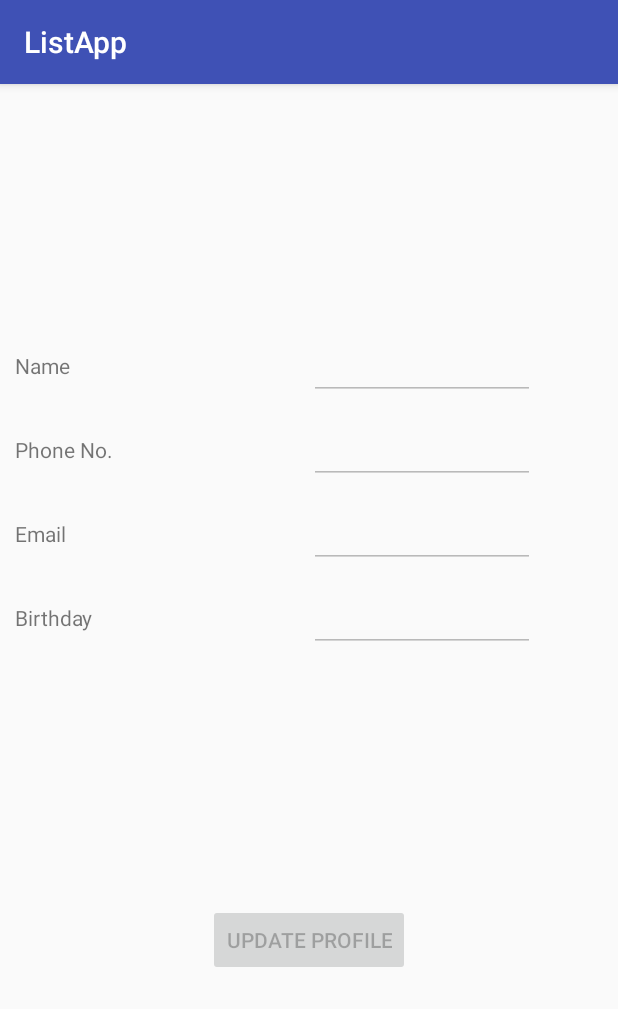
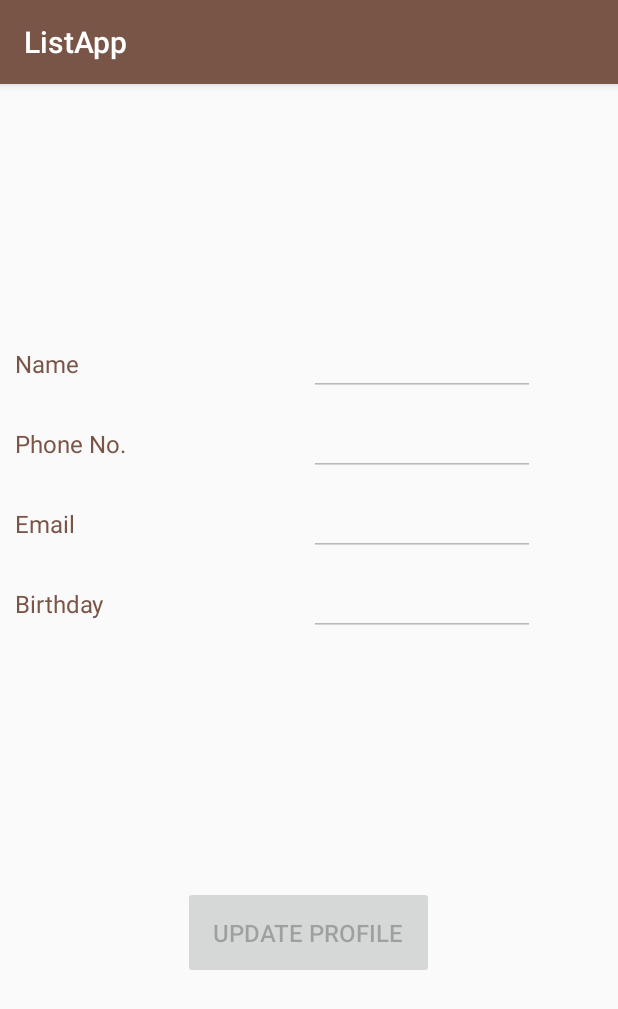
Before and after one commit to sai626/ListApp, an Android app: the fragment ProfileFragment shown on its own in the app's theme, on a phone screen of 412 x 824 dp. Shown: the top 1009 px of the screen. Run offline under Robolectric (Android 15) with nearby library versions, the phone set to English and light mode, and no system bars.

```diff
--- a/app/build.gradle
+++ b/app/build.gradle
@@ -27,5 +27,6 @@ dependencies {
     compile 'com.android.support:appcompat-v7:26.+'
     compile 'com.android.support.constraint:constraint-layout:1.0.2'
     compile 'com.android.support:design:26.+'
+    compile 'com.android.support:cardview-v7:26.+'
     testCompile 'junit:junit:4.12'
 }
--- a/app/src/main/res/layout/activity_main.xml
+++ b/app/src/main/res/layout/activity_main.xml
@@ -6,7 +6,7 @@
     android:layout_width="match_parent"
     android:layout_height="match_parent"
     android:orientation="vertical"
-    tools:context="r201.vista.lake.listapp.MainActivity">
+    tools:context="r201.vista.lake.listapp.Activities.MainActivity">
 
     <FrameLayout
         android:id="@+id/content"
--- a/app/src/main/res/layout/fragment_profile.xml
+++ b/app/src/main/res/layout/fragment_profile.xml
@@ -32,7 +32,8 @@
             android:layout_height="wrap_content"
             android:layout_weight="1"
             android:text="Name"
-            android:layout_gravity="center"/>
+            android:layout_gravity="center"
+            android:textAppearance="@style/NormalText"/>
 
         <LinearLayout
             android:layout_width="0dp"
@@ -45,6 +46,7 @@
             android:layout_height="wrap_content"
             android:layout_weight="1"
             android:inputType="none"
+            android:textAppearance="@style/NormalText"
             android:id="@+id/name"/>
 
             <ImageView
@@ -65,7 +67,8 @@
             android:layout_height="wrap_content"
             android:layout_weight="1"
             android:text="Phone No."
-            android:layout_gravity="center"/>
+            android:layout_gravity="center"
+            android:textAppearance="@style/NormalText"/>
 
         <LinearLayout
             android:layout_width="0dp"
@@ -78,7 +81,8 @@
                 android:layout_height="wrap_content"
                 android:inputType="none"
                 android:layout_weight="1"
-                android:id="@+id/phoneNo"/>
+                android:id="@+id/phoneNo"
+                android:textAppearance="@style/NormalText"/>
 
             <ImageView
                 android:layout_width="20dp"
@@ -98,9 +102,11 @@
             android:layout_height="wrap_content"
             android:layout_weight="1"
             android:text="Email"
-            android:layout_gravity="center"/>
+            android:layout_gravity="center"
+            android:textAppearance="@style/NormalText"/>
 
         <LinearLayout
+
             android:layout_width="0dp"
             android:layout_height="wrap_content"
             android:layout_weight="1"
@@ -111,9 +117,11 @@
                 android:layout_height="wrap_content"
                 android:layout_weight="1"
                 android:inputType="none"
-                android:id="@+id/email"/>
+                android:id="@+id/email"
+                android:textAppearance="@style/NormalText"/>
 
             <ImageView
+
                 android:layout_width="20dp"
                 android:layout_height="20dp"
                 android:layout_margin="10dp"
@@ -131,7 +139,8 @@
             android:layout_height="wrap_content"
             android:layout_weight="1"
             android:text="Birthday"
-            android:layout_gravity="center"/>
+            android:layout_gravity="center"
+            android:textAppearance="@style/NormalText"/>
 
         <LinearLayout
             android:layout_width="0dp"
@@ -144,7 +153,8 @@
                 android:layout_height="wrap_content"
                 android:layout_weight="1"
                 android:inputType="none"
-                android:id="@+id/bday"/>
+                android:id="@+id/bday"
+                android:textAppearance="@style/NormalText"/>
 
             <ImageView
                 android:layout_width="20dp"
@@ -164,7 +174,10 @@
             android:layout_height="wrap_content"
             android:layout_gravity="center"
             android:text="Update Profile"
-            android:id="@+id/update"/>
+            android:id="@+id/update"
+            android:textSize="16sp"
+            android:padding="20dp"
+            android:textAllCaps="true"/>
     </LinearLayout>
 </LinearLayout>
 </LinearLayout>
--- a/app/src/main/res/layout/reminder_layout.xml
+++ b/app/src/main/res/layout/reminder_layout.xml
@@ -23,7 +23,8 @@
             android:layout_width="0dp"
             android:layout_height="wrap_content"
             android:layout_weight="1"
-            android:text="12th Sep, 12:35 pm"/>
+            android:text="12th Sep, 12:35 pm"
+            android:textAppearance="@style/SubheadingText"/>
 
         <Switch
             android:id="@+id/active"
--- a/app/src/main/res/values/colors.xml
+++ b/app/src/main/res/values/colors.xml
@@ -1,6 +1,17 @@
 <?xml version="1.0" encoding="utf-8"?>
 <resources>
-    <color name="colorPrimary">#3F51B5</color>
-    <color name="colorPrimaryDark">#303F9F</color>
-    <color name="colorAccent">#FF4081</color>
+    <color name="colorPrimary">#795548</color>
+    <color name="colorPrimaryDark">#5D4037</color>
+    <color name="colorAccent">#FFFF00</color>
+
+    <color name="color50">#EFEBE9</color>
+    <color name="color100">#D7CCC8</color>
+    <color name="color200">#BCAAA4</color>
+    <color name="color300">#A1887F</color>
+    <color name="color400">#8D6E63</color>
+    <color name="color500">#795548</color>
+    <color name="color600">#6D4C41</color>
+    <color name="color700">#5D4037</color>
+    <color name="color800">#4E342E</color>
+    <color name="color900">#3E2723</color>
 </resources>
--- a/app/src/main/res/values/styles.xml
+++ b/app/src/main/res/values/styles.xml
@@ -9,13 +9,23 @@
     </style>
 
     <style name="HeadingText">
-        <item name="android:textColor">@android:color/black</item>
-        <item name="android:textSize">20sp</item>
+        <item name="android:textColor">@color/color900</item>
+        <item name="android:textSize">22sp</item>
     </style>
 
     <style name="SubheadingText">
-        <item name="android:textColor">@android:color/darker_gray</item>
+        <item name="android:textColor">@color/color700</item>
         <item name="android:textSize">18sp</item>
     </style>
 
+    <style name="NormalText">
+        <item name="android:textColor">@color/color500</item>
+        <item name="android:textSize">16sp</item>
+    </style>
+
+    <style name="DetailsText">
+        <item name="android:textColor">@color/color300</item>
+        <item name="android:textSize">14sp</item>
+    </style>
+
 </resources>
```
Also changed, not shown: app/src/main/AndroidManifest.xml (+9 -8 lines), app/src/main/java/r201/vista/lake/listapp/Activities/MainActivity.java (renamed from app/src/main/java/r201/vista/lake/listapp/MainActivity.java, +8 -5 lines), app/src/main/java/r201/vista/lake/listapp/Activities/TabItemsActivity.java (added, +15 -0 lines), app/src/main/java/r201/vista/lake/listapp/Adaptors/ReminderAdapter.java (added, +34 -0 lines), app/src/main/java/r201/vista/lake/listapp/Fragments/GroupFragment.java (added, +30 -0 lines), app/src/main/java/r201/vista/lake/listapp/JavaObjects/Reminder.java (added, +48 -0 lines), app/src/main/res/layout/activity_tab_items.xml (added, +17 -0 lines), app/src/main/res/layout/fragment_group.xml (added, +14 -0 lines), app/src/main/res/layout/group_layout.xml (added, +58 -0 lines), app/src/main/res/layout/reminder_editor.xml (+6 -2 lines), app/src/main/res/layout/tab_layout.xml (added, +43 -0 lines).
